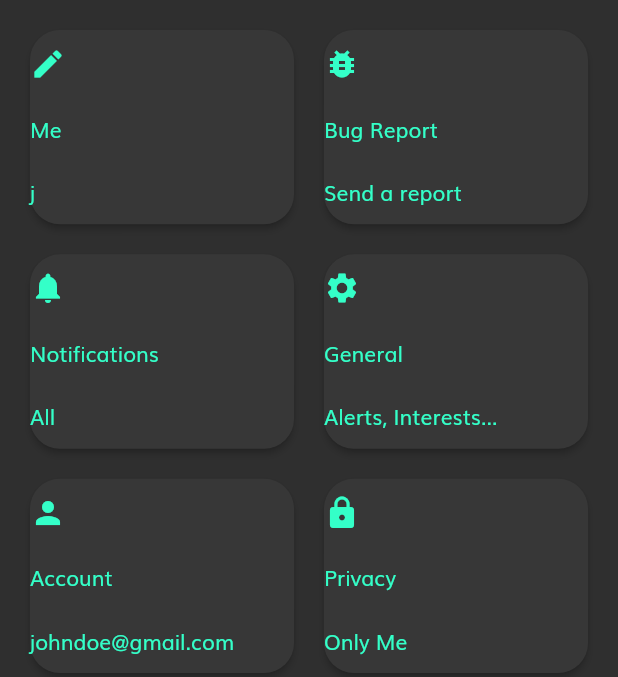
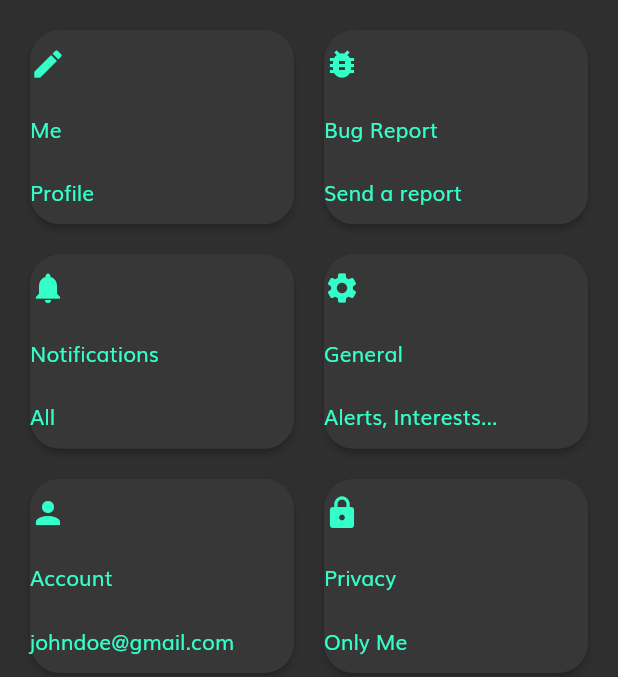
Before and after one commit to AkhilR0/Codr, a Flutter app: the MainScreen screen opened directly, swiped to page 5, on a phone screen of 412 x 824 dp, the part 84-761 px from its top. Run offline on Flutter 3.47's test engine with Material 2 defaults, Android fonts, the phone set to English and light mode, and no system bars; our stand-ins replace firebase_auth, firebase_core, flutter_chips_input, font_awesome_flutter, google_sign_in; missing offline and left inert: flutter_facebook_auth, github_sign_in; accounts and stored records are empty; network calls fail.

Commit message:
changing j to profile

```diff
--- a/lib/settings.dart
+++ b/lib/settings.dart
@@ -17,7 +17,7 @@
         Block(
             Icon(Icons.edit, color: Theme.of(context).accentColor),
             Text("Me", style: TextStyle(color: Theme.of(context).accentColor)),
-            Text("j",
+            Text("Profile",
                 style: TextStyle(color: Theme.of(context).accentColor))),
         Block(
             Icon(Icons.bug_report, color: Theme.of(context).accentColor),
```
